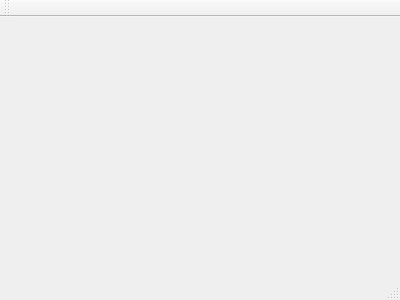
Before: the Qt Designer form mainwindow.ui in ivanshchitov/Euler-method, drawn with Qt 5.
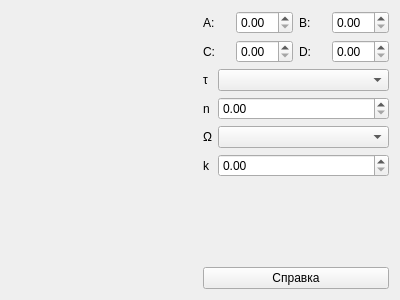
After: the same form once the commit is applied. Custom widgets are drawn as their Qt base class.

Commit message: Add interface mockup

Patch:
```diff
--- a/mainwindow.ui
+++ b/mainwindow.ui
@@ -12,13 +12,121 @@
   <property name="windowTitle" >
    <string>MainWindow</string>
   </property>
-  <widget class="QMenuBar" name="menuBar" />
-  <widget class="QToolBar" name="mainToolBar" />
-  <widget class="QWidget" name="centralWidget" />
-  <widget class="QStatusBar" name="statusBar" />
+  <widget class="QWidget" name="centralWidget">
+   <layout class="QHBoxLayout" name="horizontalLayout_2">
+    <item>
+     <widget class="QwtPlot" name="qwtPlot"/>
+    </item>
+    <item>
+     <layout class="QVBoxLayout" name="verticalLayout">
+      <item>
+       <layout class="QGridLayout" name="gridLayout">
+        <item row="0" column="2">
+         <widget class="QLabel" name="bLabel">
+          <property name="text">
+           <string>B:</string>
+          </property>
+         </widget>
+        </item>
+        <item row="1" column="1">
+         <widget class="QDoubleSpinBox" name="cDoubleSpinBox"/>
+        </item>
+        <item row="1" column="2">
+         <widget class="QLabel" name="dLabel">
+          <property name="text">
+           <string>D:</string>
+          </property>
+         </widget>
+        </item>
+        <item row="0" column="0">
+         <widget class="QLabel" name="aLabel">
+          <property name="text">
+           <string>A:</string>
+          </property>
+         </widget>
+        </item>
+        <item row="1" column="0">
+         <widget class="QLabel" name="cLabel">
+          <property name="text">
+           <string>C:</string>
+          </property>
+         </widget>
+        </item>
+        <item row="0" column="1">
+         <widget class="QDoubleSpinBox" name="aDoubleSpinBox"/>
+        </item>
+        <item row="0" column="3">
+         <widget class="QDoubleSpinBox" name="bDoubleSpinBox"/>
+        </item>
+        <item row="1" column="3">
+         <widget class="QDoubleSpinBox" name="dDoubleSpinBox"/>
+        </item>
+       </layout>
+      </item>
+      <item>
+       <layout class="QFormLayout" name="formLayout_5">
+        <item row="0" column="0">
+         <widget class="QLabel" name="tauLabel">
+          <property name="text">
+           <string>τ</string>
+          </property>
+         </widget>
+        </item>
+        <item row="0" column="1">
+         <widget class="QComboBox" name="tauComboBox"/>
+        </item>
+        <item row="1" column="0">
+         <widget class="QLabel" name="nLabel">
+          <property name="text">
+           <string>n</string>
+          </property>
+         </widget>
+        </item>
+        <item row="1" column="1">
+         <widget class="QDoubleSpinBox" name="nDoubleSpinBox"/>
+        </item>
+        <item row="2" column="0">
+         <widget class="QLabel" name="omegaLabel">
+          <property name="text">
+           <string>Ω</string>
+          </property>
+         </widget>
+        </item>
+        <item row="2" column="1">
+         <widget class="QComboBox" name="omegaComboBox"/>
+        </item>
+        <item row="3" column="0">
+         <widget class="QLabel" name="kLabel">
+          <property name="text">
+           <string>k</string>
+          </property>
+         </widget>
+        </item>
+        <item row="3" column="1">
+         <widget class="QDoubleSpinBox" name="kDoubleSpinBox"/>
+        </item>
+       </layout>
+      </item>
+      <item>
+       <widget class="QPushButton" name="helpButton">
+        <property name="text">
+         <string>Справка</string>
+        </property>
+       </widget>
+      </item>
+     </layout>
+    </item>
+   </layout>
+  </widget>
  </widget>
- <layoutDefault spacing="6" margin="11" />
- <pixmapfunction></pixmapfunction>
+ <layoutdefault spacing="6" margin="11"/>
+ <customwidgets>
+  <customwidget>
+   <class>QwtPlot</class>
+   <extends>QFrame</extends>
+   <header>qwt_plot.h</header>
+  </customwidget>
+ </customwidgets>
  <resources/>
  <connections/>
 </ui>
```
Left out of the diff: 7 changed lines with no effect on the pictures.
